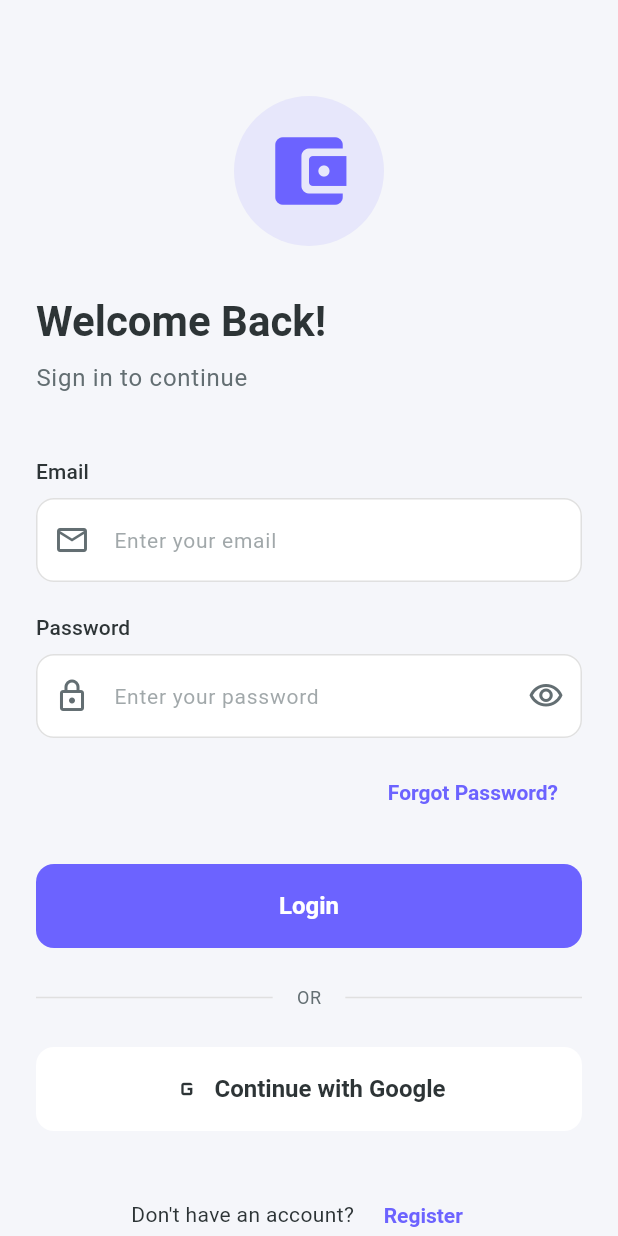
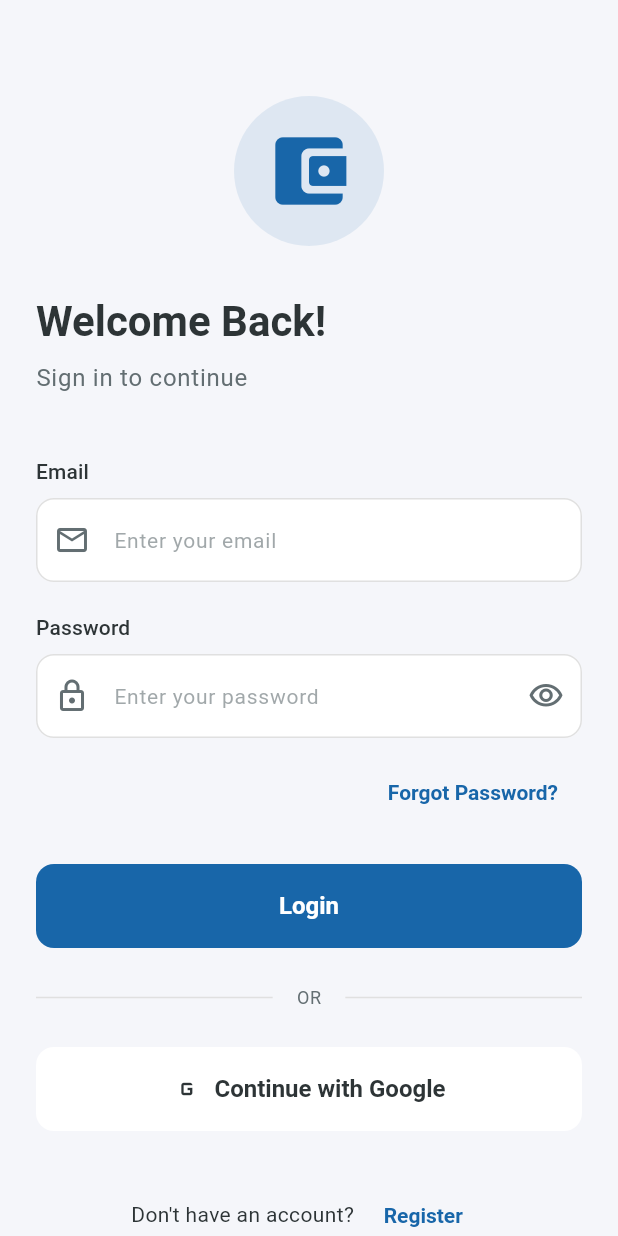
Before and after one commit to minakshibisen/smart_finance, a Flutter app: the screen it shows after launch, on a phone screen of 412 x 824 dp. Run offline on Flutter 3.47's test engine with Material 3 defaults, Android fonts, the phone set to English and light mode, and no system bars; our stand-ins replace cloud_firestore, equatable, firebase_auth, firebase_core, firebase_storage, fl_chart and 7 more; accounts and stored records are empty.

Commit message:
primary color change

```diff
--- a/lib/core/constants/app_color.dart
+++ b/lib/core/constants/app_color.dart
@@ -2,7 +2,7 @@ import 'package:flutter/material.dart';
 
 class AppColors {
   // Primary Colors
-  static const Color primary = Color(0xFF6C63FF);
+  static const Color primary = Color(0xff1866a9);
   static const Color secondary = Color(0xFF00D9FF);
   static const Color accent = Color(0xFFFF6584);
 
```
